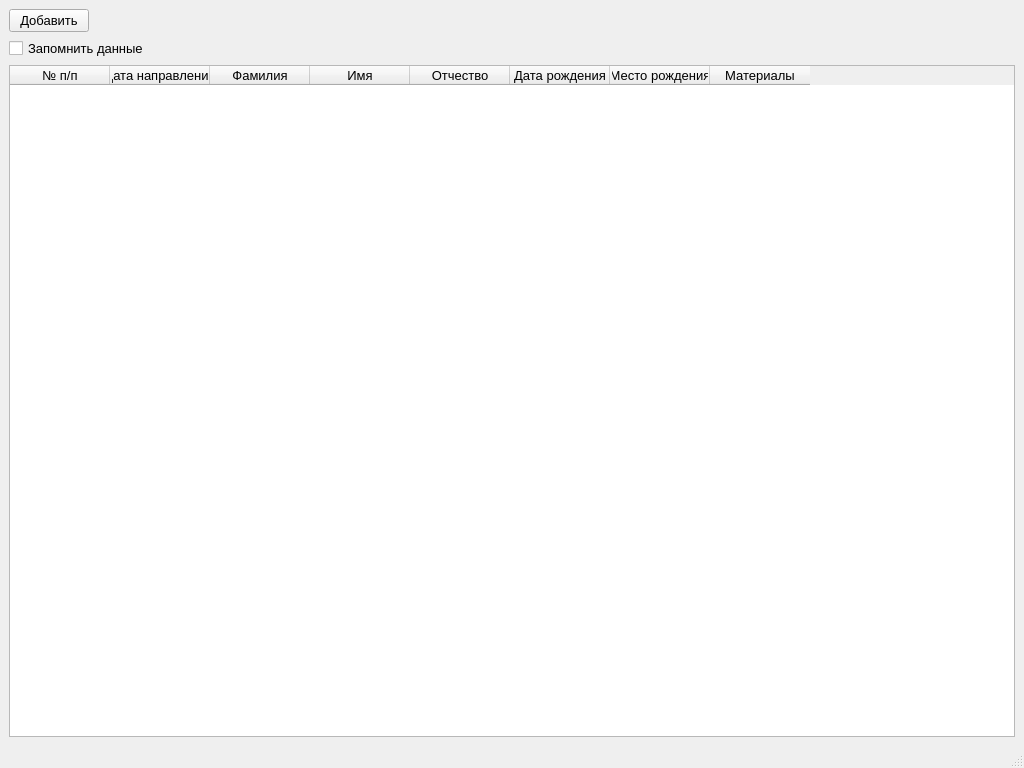
Old version of the form UI/ui_ui/research_main_window.ui in the repository drPonihvost/research_referral_forms.
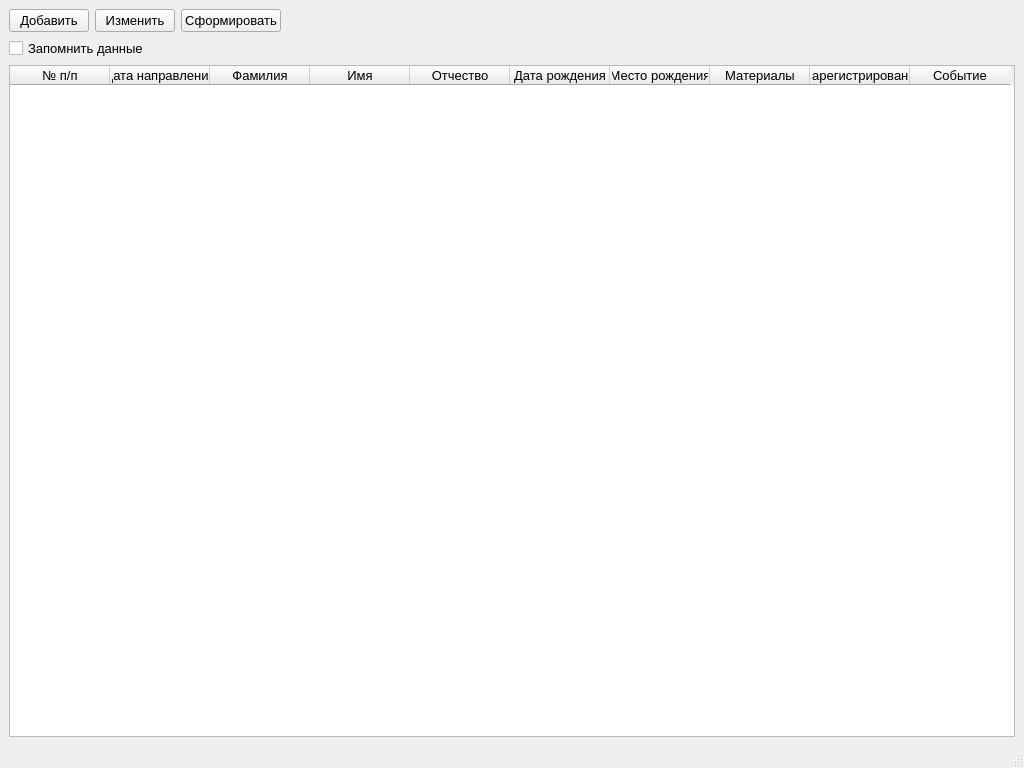
New version of the form.

What changed in the file:
```diff
--- a/UI/ui_ui/research_main_window.ui
+++ b/UI/ui_ui/research_main_window.ui
@@ -39,6 +39,20 @@
             </property>
            </widget>
           </item>
+          <item>
+           <widget class="QPushButton" name="change_pb">
+            <property name="text">
+             <string>Изменить</string>
+            </property>
+           </widget>
+          </item>
+          <item>
+           <widget class="QPushButton" name="form_pb">
+            <property name="text">
+             <string>Сформировать</string>
+            </property>
+           </widget>
+          </item>
           <item>
            <spacer name="horizontalSpacer">
             <property name="orientation">
@@ -89,6 +103,12 @@
           <attribute name="horizontalHeaderMinimumSectionSize">
            <number>30</number>
           </attribute>
+          <attribute name="horizontalHeaderShowSortIndicator" stdset="0">
+           <bool>false</bool>
+          </attribute>
+          <attribute name="horizontalHeaderStretchLastSection">
+           <bool>false</bool>
+          </attribute>
           <attribute name="verticalHeaderVisible">
            <bool>false</bool>
           </attribute>
@@ -140,6 +160,16 @@
             <string>Материалы</string>
            </property>
           </column>
+          <column>
+           <property name="text">
+            <string>Зарегистрировано</string>
+           </property>
+          </column>
+          <column>
+           <property name="text">
+            <string>Событие</string>
+           </property>
+          </column>
          </widget>
         </item>
        </layout>
```
